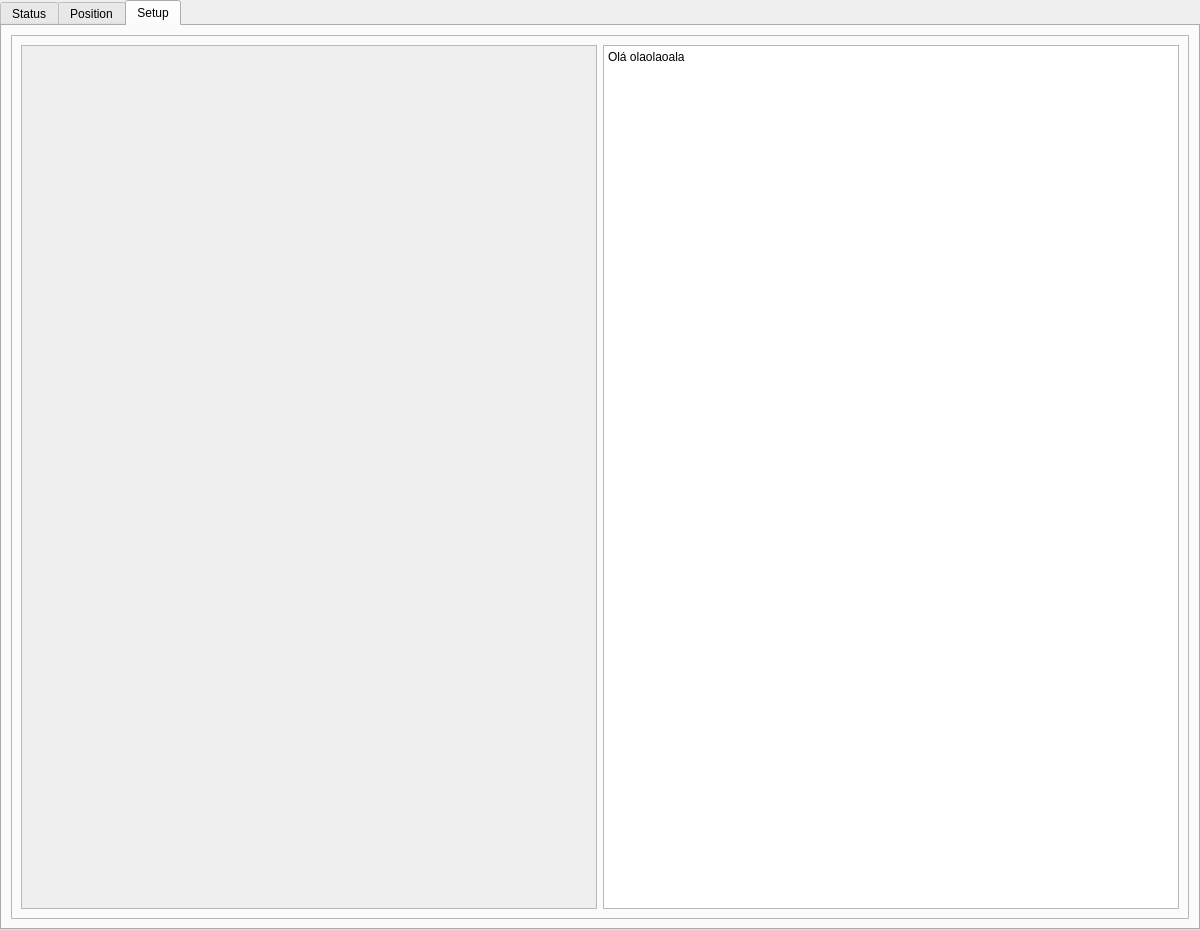
The window that gui/main.ui (HugoValim/DAF) describes before a commit, drawn with Qt 5.
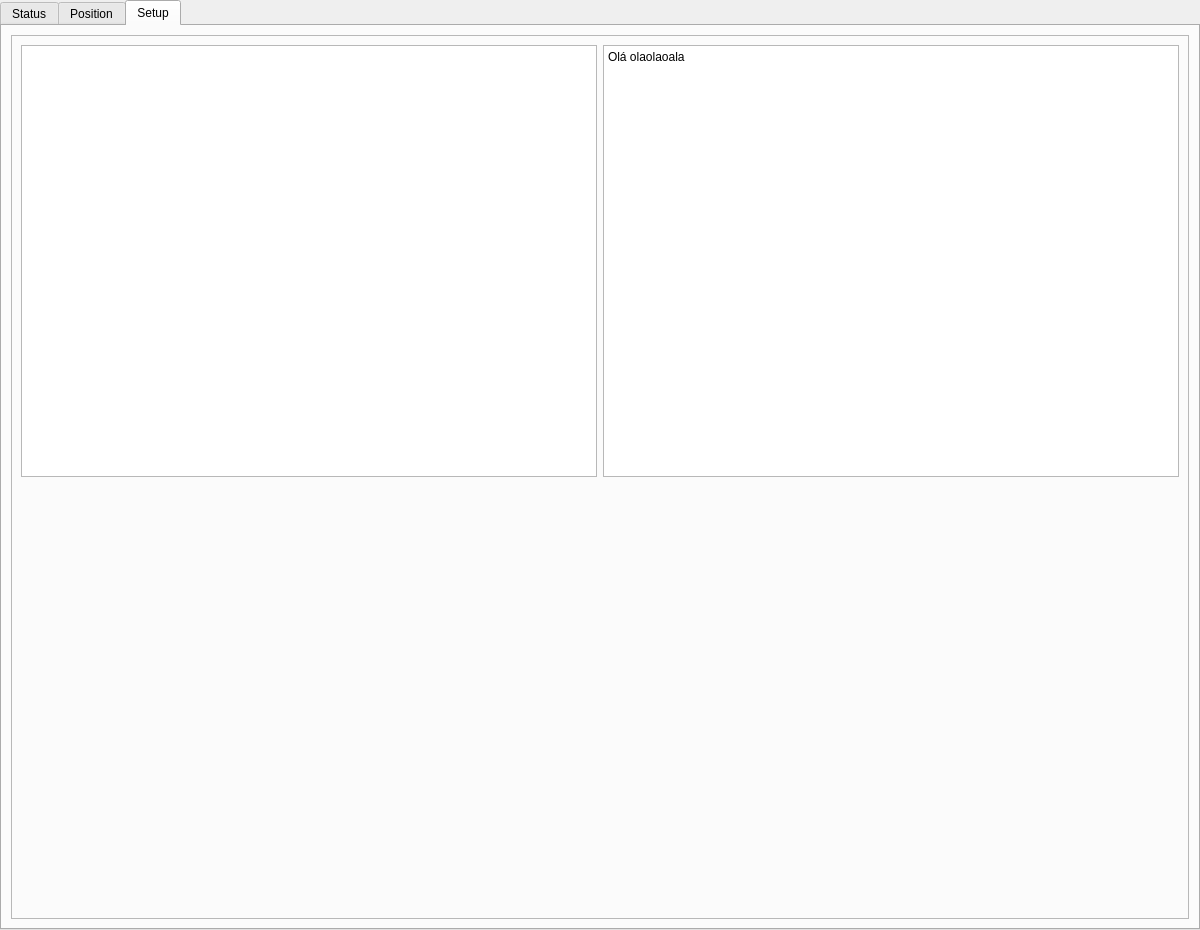
The same window after the commit. Custom widgets are drawn as their Qt base class.

Commit message: Changed setup widgets in daf.gui

Patch:
```diff
--- a/gui/main.ui
+++ b/gui/main.ui
@@ -3937,23 +3937,6 @@
          <layout class="QVBoxLayout" name="verticalLayout_14">
           <item>
            <layout class="QGridLayout" name="gridLayout_11">
-            <item row="0" column="0">
-             <widget class="QScrollArea" name="scrollArea">
-              <property name="widgetResizable">
-               <bool>true</bool>
-              </property>
-              <widget class="QWidget" name="scrollAreaWidgetContents_4">
-               <property name="geometry">
-                <rect>
-                 <x>0</x>
-                 <y>0</y>
-                 <width>573</width>
-                 <height>859</height>
-                </rect>
-               </property>
-              </widget>
-             </widget>
-            </item>
             <item row="0" column="1">
              <widget class="QTextBrowser" name="textBrowser">
               <property name="html">
@@ -3966,8 +3949,24 @@
               </property>
              </widget>
             </item>
+            <item row="0" column="0">
+             <widget class="QListWidget" name="listWidget_setup"/>
+            </item>
            </layout>
           </item>
+          <item>
+           <spacer name="verticalSpacer_8">
+            <property name="orientation">
+             <enum>Qt::Vertical</enum>
+            </property>
+            <property name="sizeHint" stdset="0">
+             <size>
+              <width>20</width>
+              <height>40</height>
+             </size>
+            </property>
+           </spacer>
+          </item>
          </layout>
         </widget>
        </item>
```
Left out of the diff: 2 changed lines with no effect on the pictures.
